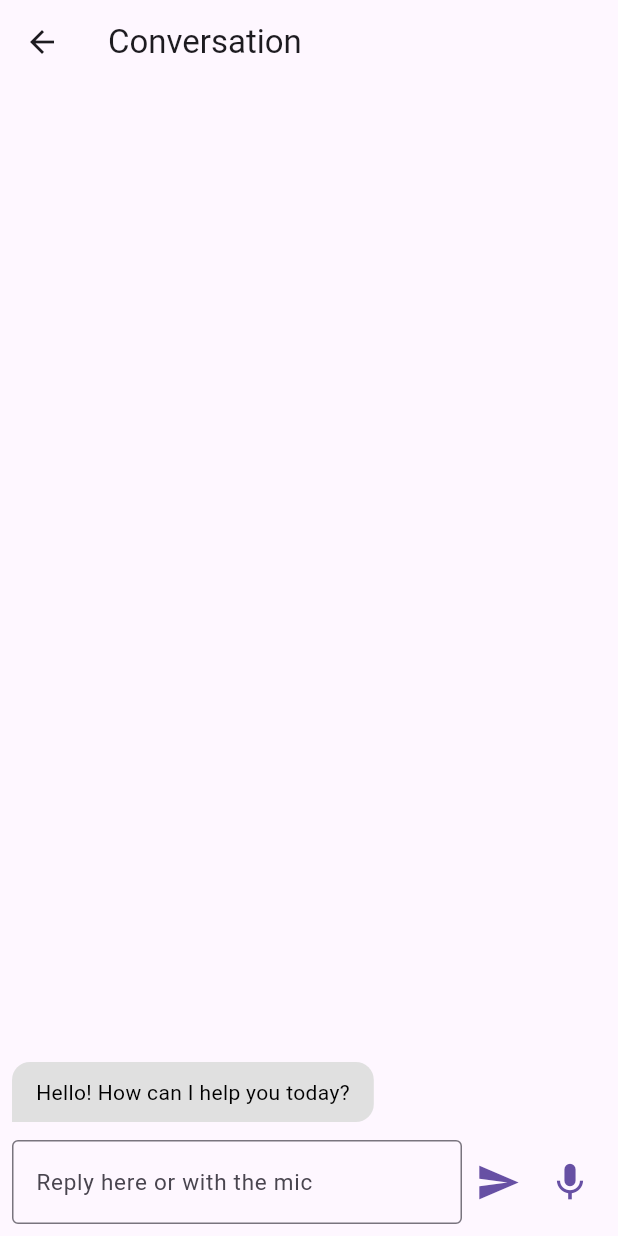
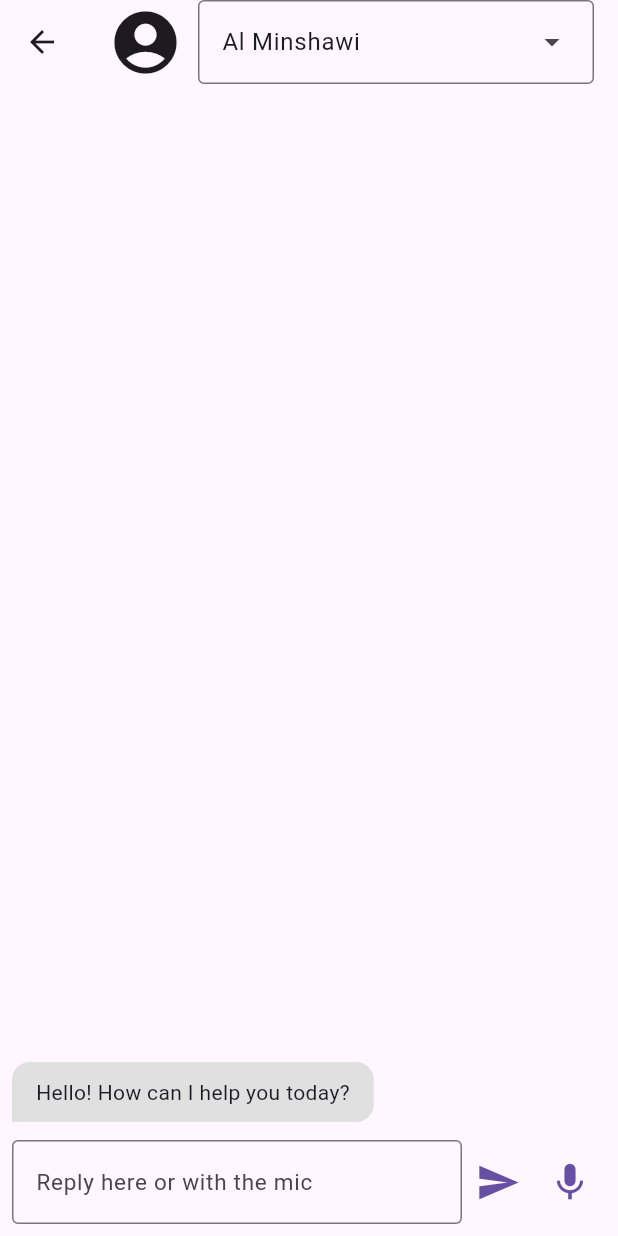
Before and after one commit to MSH4R1F/drplanguageapp, a Flutter app: the screen it shows after launch, after a tap on "Login", after a tap on "Conversation", on a phone screen of 412 x 824 dp. Run offline on Flutter 3.47's test engine with Material 3 defaults, Android fonts, the phone set to English and light mode, and no system bars; our stand-ins replace cloud_firestore, firebase_core, permission_handler; missing offline and left inert: flutter_sound; accounts and stored records are empty.

```diff
--- a/lib/pages/chat_page.dart
+++ b/lib/pages/chat_page.dart
@@ -37,12 +37,7 @@ class _ChatPageState extends State<ChatPage> {
                     bottomLeft: widget.chats[index].ai ? Radius.zero :  const Radius.circular(12.0),
                   ),
                 ),
-                child: Text(
-                  widget.chats[index].content,
-                  style: const TextStyle(
-                    color: Colors.black,
-                  )
-                ),
+                child: widget.chats[index].content,
                 ),
               );
             },
@@ -56,7 +51,7 @@ class _ChatPageState extends State<ChatPage> {
 
 class Chat {
   final String sender;
-  final String content;
+  final Widget content;
   final DateTime timestamp;
   final bool ai;
 
--- a/lib/pages/conversation.dart
+++ b/lib/pages/conversation.dart
@@ -16,10 +16,13 @@ class Conversation extends StatefulWidget {
   State<Conversation> createState() => _ConversationState();
 }
 
+const List<String> list = <String>["Al Minshawi", "Khalil Al-Qari", "GENERIC_BANGLADESHI_NAME"];
+
 class _ConversationState extends State<Conversation> {
   final TextEditingController _controller = TextEditingController();
   final String chatID = "chat1";
   String userID = "userID";
+  var dropdownValue = list.first;
 
   FlutterSoundRecorder? _recorder;
   FlutterSoundPlayer? _player;
@@ -78,9 +81,11 @@ class _ConversationState extends State<Conversation> {
 
   Future<void> _stopRecording() async {
     await _recorder!.stopRecorder();
+
     setState(() {
       _isRecording = false;
-      chatt.insert(0, Chat(sender: "me", content: "saved to $_filePath/voice_recording.aac", timestamp: DateTime.now(), ai: false));
+      // chatt.insert(0, Chat(sender: "me", content: Text("saved to $_filePath"), timestamp: DateTime.now(), ai: false));
+      chatt.insert(0, Chat(sender: "me", content: const Text("--- AUDIO SENT ---"), timestamp: DateTime.now(), ai: false));
     });
   }
 
@@ -113,7 +118,7 @@ class _ConversationState extends State<Conversation> {
   var chatt = [
     Chat(
         sender: "AI",
-        content: "Hello! How can I help you today?",
+        content: const Text("Hello! How can I help you today?"),
         timestamp: DateTime.now(),
         ai: true),
   ];
@@ -121,7 +126,7 @@ class _ConversationState extends State<Conversation> {
   void addtoChat(bool isAi, String text) {
     Chat toAdd = Chat(
         sender: "Me",
-        content: text,
+        content: Text(text),
         timestamp: DateTime.now(),
         ai: isAi);
     setState(() {
@@ -197,11 +202,34 @@ class _ConversationState extends State<Conversation> {
     _controller.clear();
   }
 
+
+
   @override
   Widget build(BuildContext context) {
     return Scaffold(
       appBar: AppBar(
-        title: const Text("Conversation"),
+        title: Row(
+          children: [
+            const Icon(Icons.account_circle_rounded, size: 50,),
+            Container(
+              margin: const EdgeInsets.all(5.0),
+            ),
+            Expanded(
+              child: DropdownMenu<String>(
+                    initialSelection: list.first,
+                    onSelected: (String? value) {
+                      // This is called when the user selects an item.
+                      setState(() {
+                        dropdownValue = value!;
+                      });
+                    },
+                    dropdownMenuEntries: list.map<DropdownMenuEntry<String>>((String value) {
+                      return DropdownMenuEntry<String>(value: value, label: value);
+                    }).toList(),
+                ),
+            )
+          ],
+        ),
       ),
       body: Column(
         children: [
@@ -223,11 +251,15 @@ class _ConversationState extends State<Conversation> {
                     ),
                   ),
                   IconButton(
-                    onPressed: (() => userPressedSend(_controller.text)),
+                    onPressed: (() => {
+                      if (!_isRecording) {
+                      userPressedSend(_controller.text)
+                      }
+                    }),
                     icon: Icon(
                       Icons.send,
                       size: 30,
-                      color: Theme.of(context).primaryColor,
+                      color: _isRecording ? Colors.grey : Theme.of(context).primaryColor,
                     ),
                   ),
                   IconButton(
```
Also changed, not shown: lib/classes/chat_combined.dart (added, +44 -0 lines), lib/classes/chat_message.dart (+1 -6 lines).
